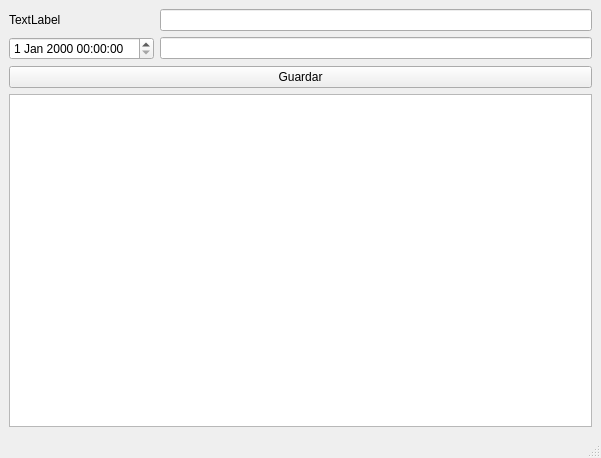
Before: the Qt Designer form sandbox/tableView.ui in linoboss/PyExcel, drawn with Qt 5.
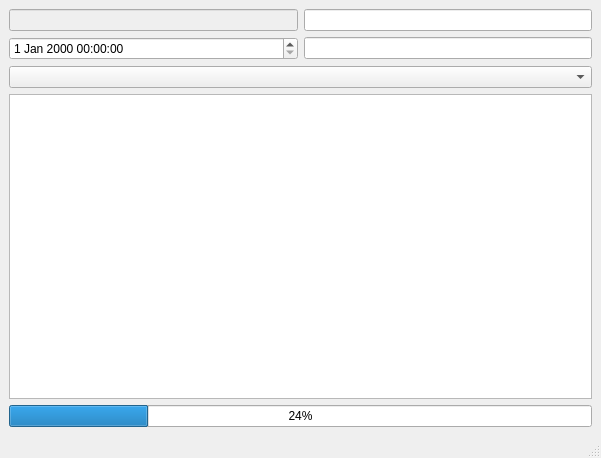
After: the same form once the commit is applied.

Commit message: WorkDay table load succesful

Patch:
```diff
--- a/sandbox/tableView.ui
+++ b/sandbox/tableView.ui
@@ -17,40 +17,37 @@
    <layout class="QVBoxLayout" name="verticalLayout">
     <item>
      <layout class="QGridLayout" name="gridLayout">
-      <item row="2" column="0">
-       <widget class="QDateTimeEdit" name="b"/>
-      </item>
-      <item row="1" column="0">
-       <widget class="QLabel" name="id">
-        <property name="minimumSize">
-         <size>
-          <width>100</width>
-          <height>0</height>
-         </size>
-        </property>
-        <property name="text">
-         <string>TextLabel</string>
-        </property>
-       </widget>
-      </item>
       <item row="2" column="1">
        <widget class="QLineEdit" name="c"/>
       </item>
       <item row="1" column="1">
        <widget class="QLineEdit" name="a"/>
       </item>
+      <item row="2" column="0">
+       <widget class="QDateTimeEdit" name="b"/>
+      </item>
+      <item row="1" column="0">
+       <widget class="QLineEdit" name="id">
+        <property name="enabled">
+         <bool>false</bool>
+        </property>
+       </widget>
+      </item>
      </layout>
     </item>
     <item>
-     <widget class="QPushButton" name="btn_save">
-      <property name="text">
-       <string>Guardar</string>
+     <widget class="QComboBox" name="workersList"/>
+    </item>
+    <item>
+     <widget class="QTableView" name="tableView"/>
+    </item>
+    <item>
+     <widget class="QProgressBar" name="progressBar">
+      <property name="value">
+       <number>24</number>
       </property>
      </widget>
     </item>
-    <item>
-     <widget class="QTableView" name="tableView"/>
-    </item>
    </layout>
   </widget>
   <widget class="QMenuBar" name="menubar">
```
The commit also changes 43 other files.
